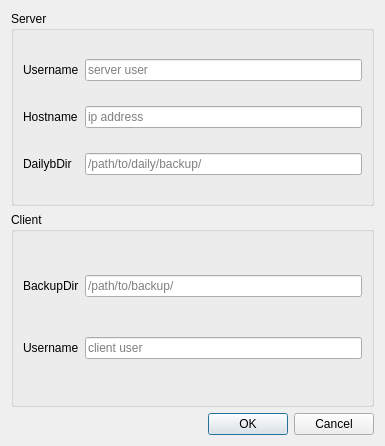
aeternesatiatus/SafeSync, file src/configdialog.ui: the form before one commit.
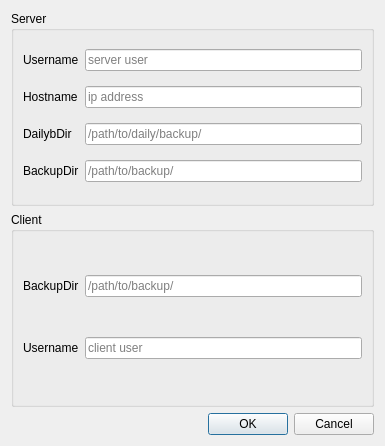
The form after the commit. Icons and pictures are not drawn.

```diff
--- a/src/configdialog.ui
+++ b/src/configdialog.ui
@@ -1312,6 +1312,20 @@
         </property>
        </widget>
       </item>
+      <item row="9" column="1">
+       <widget class="QLineEdit" name="serverBackupLine">
+        <property name="placeholderText">
+         <string>/path/to/backup/</string>
+        </property>
+       </widget>
+      </item>
+      <item row="9" column="0">
+       <widget class="QLabel" name="label_2">
+        <property name="text">
+         <string>BackupDir</string>
+        </property>
+       </widget>
+      </item>
      </layout>
     </widget>
    </item>
```
